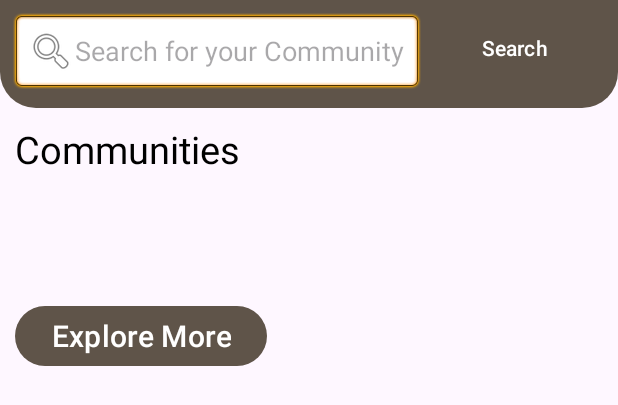
After one commit to Tisha187/Book_Swap, an Android app: the layout fragment_search_by_community.xml on its own in the app's theme, with its tools: preview values and no code run, on a phone screen of 412 x 824 dp. The commit adds this screen. Shown: the top 405 px of the screen. Run offline under Robolectric (Android 15) with nearby library versions, the phone set to English and light mode, and no system bars.

Commit message:
first commit

```diff
--- /dev/null
+++ b/app/src/main/res/drawable/rounded_image.xml
@@ -0,0 +1,6 @@
+<?xml version="1.0" encoding="utf-8"?>
+<shape xmlns:android="http://schemas.android.com/apk/res/android">
+    <solid android:color="#FFFFFF"/> <!-- Background color -->
+    <corners android:radius="360dp"/> <!-- Adjust the radius as needed -->
+
+</shape>
--- /dev/null
+++ b/app/src/main/res/layout/fragment_search_by_community.xml
@@ -0,0 +1,76 @@
+<?xml version="1.0" encoding="utf-8"?>
+
+<LinearLayout
+    xmlns:android="http://schemas.android.com/apk/res/android"
+    xmlns:app="http://schemas.android.com/apk/res-auto"
+    xmlns:tools="http://schemas.android.com/tools"
+    android:id="@+id/main"
+    android:layout_width="match_parent"
+    android:layout_height="match_parent"
+    android:orientation="vertical"
+    tools:context=".CommunityActivity">
+
+    <LinearLayout
+        android:layout_width="match_parent"
+        android:layout_height="wrap_content"
+        android:orientation="horizontal"
+        android:padding="8dp"
+        android:background="@drawable/custom_rectangle">
+        <!-- Search Bar -->
+        <EditText
+            android:id="@+id/et_author_name"
+            android:layout_width="0dp"
+            android:layout_height="wrap_content"
+            android:hint="Search for your Community"
+            android:drawableStart="@android:drawable/ic_menu_search"
+            android:padding="10dp"
+            android:layout_weight="9"
+            android:background="@android:drawable/editbox_background" />
+
+        <!-- Search Button -->
+        <Button
+            android:id="@+id/btn_search_author"
+            android:layout_width="wrap_content"
+            android:layout_height="wrap_content"
+            android:layout_gravity="end"
+            android:layout_marginTop="8dp"
+            android:layout_weight="1"
+            android:background="@drawable/gradient_background"
+            android:text="Search" />
+    </LinearLayout>
+
+    <TextView
+        android:layout_width="wrap_content"
+        android:layout_height="wrap_content"
+        android:text="Communities"
+        android:textSize="25sp"
+        android:textColor="#000"
+        android:layout_margin="10dp"
+        android:layout_marginTop="10dp"
+        android:layout_marginBottom="10dp" />
+
+    <TextView
+        android:layout_width="wrap_content"
+        android:layout_height="wrap_content"
+        android:layout_margin="10dp"/>
+<!--        android:text="@string/stay_updated_on_topics_that_matter_to_you_find_communities_to_follow_below"-->
+
+
+    <androidx.recyclerview.widget.RecyclerView
+        android:id="@+id/community_recyclerview"
+        android:layout_width="match_parent"
+        android:layout_height="wrap_content"
+        android:layout_marginLeft="10dp"
+        android:layout_marginTop="16dp"
+        android:clipToPadding="false"
+        android:paddingBottom="8dp" />
+
+    <Button
+        android:layout_width="wrap_content"
+        android:layout_height="wrap_content"
+        android:layout_margin="10dp"
+        android:layout_marginTop="20dp"
+        android:text="Explore More"
+        android:textSize="20dp" />
+
+</LinearLayout>
--- a/app/src/main/res/layout/item_title.xml
+++ b/app/src/main/res/layout/item_title.xml
@@ -12,7 +12,7 @@
         android:layout_width="110dp"
         android:layout_height="110dp"
         android:layout_margin="5dp"
-        android:contentDescription="@string/title_name"
+        android:contentDescription="title_name"
         android:src="@drawable/bookread" />
 
     <TextView
@@ -20,6 +20,6 @@
         android:layout_width="wrap_content"
         android:layout_height="wrap_content"
         android:layout_gravity="center_horizontal"
-        android:text="@string/title_name"
+        android:text="title_name"
         android:textSize="16sp" />
 </LinearLayout>
--- a/app/src/main/res/values/strings.xml
+++ b/app/src/main/res/values/strings.xml
@@ -6,5 +6,4 @@
     <string name="tab_text_2">Tab 2</string>
     <!-- TODO: Remove or change this placeholder text -->
     <string name="hello_blank_fragment">Hello blank fragment</string>
-    <string name="title_name">Title Name</string>
 </resources>
```
Also changed, not shown: app/src/main/AndroidManifest.xml (+5 -2 lines), app/src/main/java/com/example/bookswap/Community.java (added, +19 -0 lines), app/src/main/java/com/example/bookswap/CommunityActivity.java (added, +80 -0 lines), app/src/main/java/com/example/bookswap/CommunityAdapter.java (added, +61 -0 lines), app/src/main/java/com/example/bookswap/DashboardActivity.java (+7 -0 lines), app/src/main/java/com/example/bookswap/searchByChannel.java (added, +21 -0 lines), app/src/main/java/com/example/bookswap/search_by_community.java (added, +57 -0 lines), app/src/main/res/drawable/rounded_border.xml (added, +8 -0 lines), app/src/main/res/layout/activity_community.xml (added, +32 -0 lines), app/src/main/res/layout/fragment_search_by_channel.xml (added, +14 -0 lines), app/src/main/res/layout/item_community.xml (added, +41 -0 lines).
